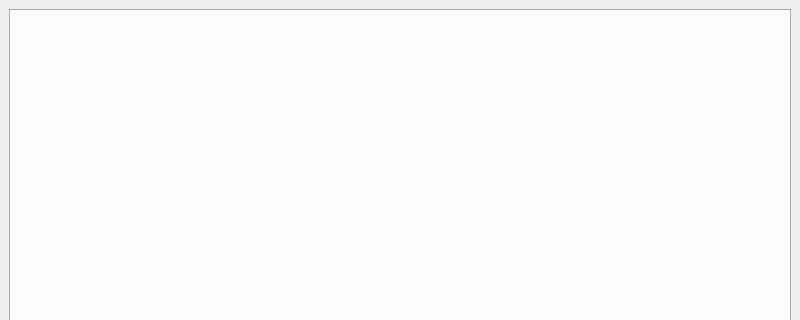
The window that app_new/mainfrm.ui (doublebyte1/app_solution) describes before a commit, drawn with Qt 5; both pictures show x 0 to 800 and y 0 to 320 of the 800 by 600 pixel window.
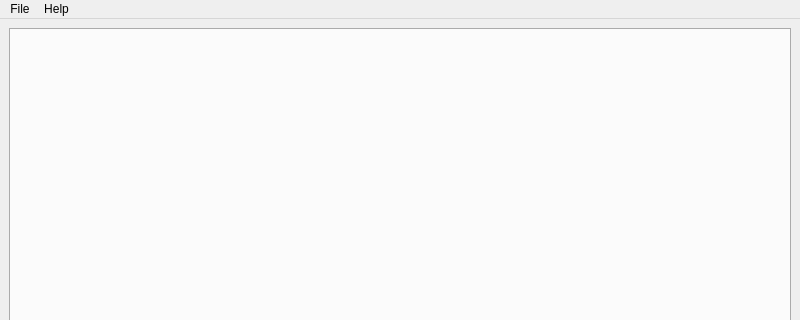
The same window after the commit. Icons and pictures are not drawn.

Diff of the .ui file:
```diff
--- a/app_new/mainfrm.ui
+++ b/app_new/mainfrm.ui
@@ -33,6 +33,23 @@
      <height>18</height>
     </rect>
    </property>
+   <widget class="QMenu" name="menuSampling_Operation">
+    <property name="title">
+     <string>File</string>
+    </property>
+    <addaction name="actionNew"/>
+    <addaction name="actionLoad"/>
+    <addaction name="separator"/>
+    <addaction name="actionExit"/>
+   </widget>
+   <widget class="QMenu" name="menuHelp">
+    <property name="title">
+     <string>Help</string>
+    </property>
+    <addaction name="actionAbout"/>
+   </widget>
+   <addaction name="menuSampling_Operation"/>
+   <addaction name="menuHelp"/>
   </widget>
   <widget class="QStatusBar" name="statusbar"/>
  </widget>
```
Left out of the diff: 83 changed lines with no effect on the pictures.
